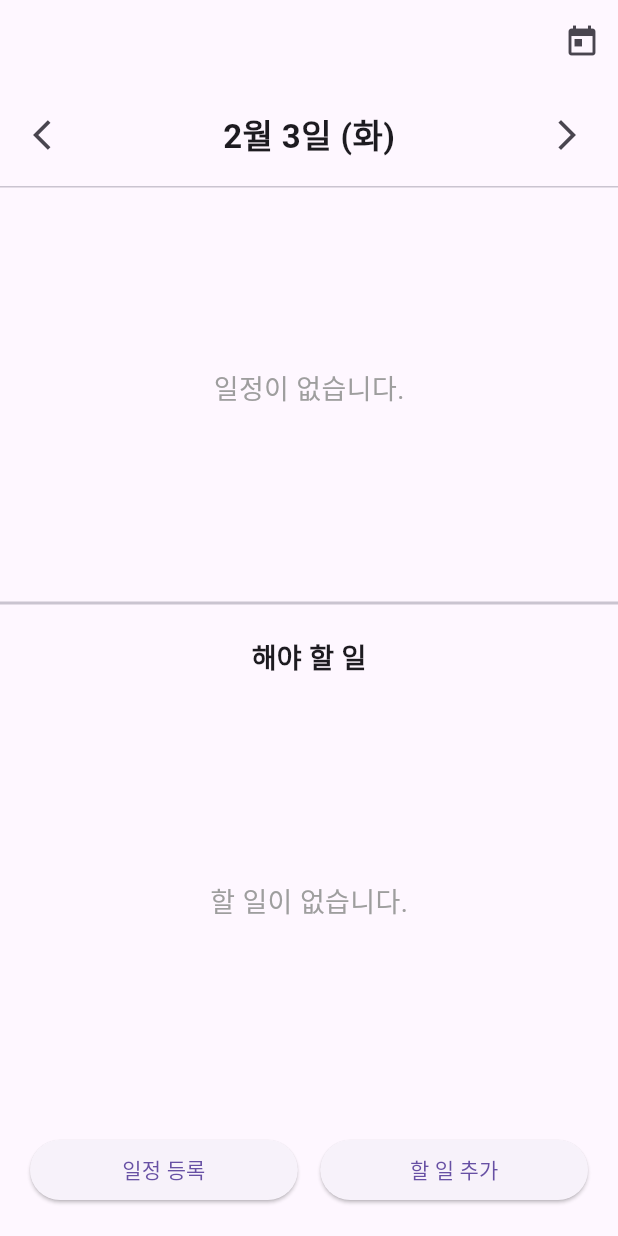
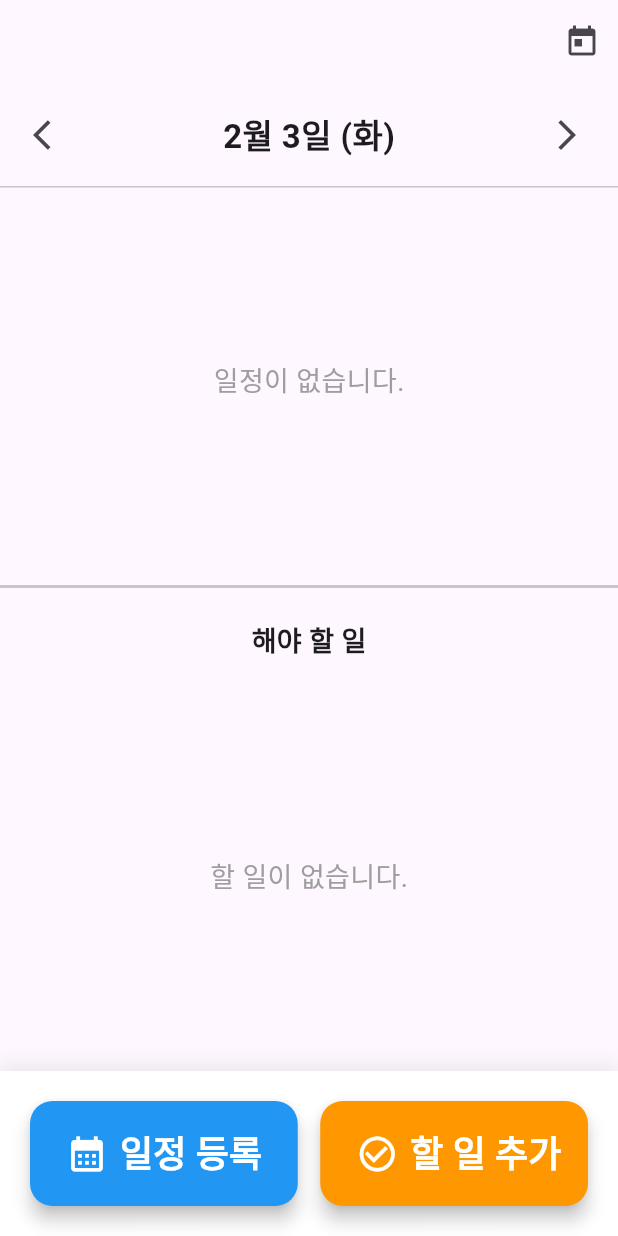
Before and after one commit to caosJeong/family_time, a Flutter app: the FamilySchedulePage screen opened directly with empty values, on a phone screen of 412 x 824 dp. Run offline on Flutter 3.47's test engine with Material 3 defaults, Android fonts, the phone set to English and light mode, and no system bars; our stand-ins replace flutter_dotenv, supabase_flutter; accounts and stored records are empty.

Commit message:
하단 버튼 60대 친화적으로 변경

```diff
--- a/lib/main.dart
+++ b/lib/main.dart
@@ -2,14 +2,12 @@ import 'package:flutter/material.dart';
 import 'package:supabase_flutter/supabase_flutter.dart';
 import 'package:intl/intl.dart';
 import 'package:flutter_localizations/flutter_localizations.dart';
-import 'package:flutter_dotenv/flutter_dotenv.dart'; // import 추가
+import 'package:flutter_dotenv/flutter_dotenv.dart';
 
 void main() async {
   WidgetsFlutterBinding.ensureInitialized();
-  // 1. .env 파일을 먼저 읽어옵니다.
   await dotenv.load(fileName: ".env");
 
-  // 2. 파일에 적힌 값을 꺼내서 사용합니다.
   await Supabase.initialize(
     url: dotenv.env['SUPABASE_URL']!,
     anonKey: dotenv.env['SUPABASE_ANON_KEY']!,
@@ -25,17 +23,15 @@ class MyApp extends StatelessWidget {
   Widget build(BuildContext context) {
     return MaterialApp(
       debugShowCheckedModeBanner: false,
-      // --- 한국어 설정 시작 ---
       localizationsDelegates: const [
         GlobalMaterialLocalizations.delegate,
         GlobalWidgetsLocalizations.delegate,
         GlobalCupertinoLocalizations.delegate,
       ],
       supportedLocales: const [
-        Locale('ko', 'KR'), // 한국어 설정
+        Locale('ko', 'KR'),
       ],
-      locale: const Locale('ko', 'KR'), // 앱의 기본 언어를 한국어로 고정
-      // --- 한국어 설정 끝 ---
+      locale: const Locale('ko', 'KR'),
       theme: ThemeData(
         useMaterial3: true,
         primarySwatch: Colors.blue,
@@ -49,7 +45,6 @@ class MyApp extends StatelessWidget {
   }
 }
 
-// --- [1] 가입 여부 확인 ---
 class AuthCheck extends StatefulWidget {
   const AuthCheck({super.key});
   @override
@@ -85,7 +80,6 @@ class _AuthCheckState extends State<AuthCheck> {
   }
 }
 
-// --- [2] 초기 가입 페이지 ---
 class SetupPage extends StatefulWidget {
   const SetupPage({super.key});
   @override
@@ -136,7 +130,6 @@ class _SetupPageState extends State<SetupPage> {
   }
 }
 
-// --- [3] 메인 화면 (날짜 선택 필수 기능 추가) ---
 class FamilySchedulePage extends StatefulWidget {
   final Map<String, dynamic> userData;
   const FamilySchedulePage({super.key, required this.userData});
@@ -152,15 +145,11 @@ class _FamilySchedulePageState extends State<FamilySchedulePage> {
   DateTime? _pickedDate;
   int? _selectedScheduleId;
 
-  // 수정 시 사용할 ID (null이면 새로 등록)
   int? _editingId;
-  // '나만 보기' 상태 변수
   bool _isPrivate = false;
 
-  // --- [1] 데이터 저장 및 수정 로직 ---
   Future<void> _saveData(bool isSchedule) async {
     if (_inputController.text.isEmpty) return;
-    // 등록 시 사용할 날짜 (현재 선택된 날짜 기준)
     final String dateStr = DateFormat('yyyy-MM-dd').format(_pickedDate ?? _today);
     final String table = isSchedule ? 'schedules' : 'todos';
     final int? myUserId = widget.userData['id'];
@@ -185,11 +174,9 @@ class _FamilySchedulePageState extends State<FamilySchedulePage> {
           } else {
             await Supabase.instance.client.from(table).update(data).eq('id', _editingId!);
           }
-          // [중요] 저장 성공 후 로컬 상태를 초기화하여 화면이 재구성되도록 유도
           setState(() {
             _inputController.clear();
             _editingId = null;
-            // 할 일을 등록한 경우, 전체 보기 모드라면 날짜를 오늘로 맞춰줌
             if (!isSchedule && _selectedScheduleId == null) {
               _today = _pickedDate ?? _today;
             }
@@ -202,7 +189,6 @@ class _FamilySchedulePageState extends State<FamilySchedulePage> {
     }
   }
 
-  // --- [2] 삭제 로직 ---
   Future<void> _deleteData(bool isSchedule, int id) async {
     final table = isSchedule ? 'schedules' : 'todos';
     try {
@@ -213,14 +199,11 @@ class _FamilySchedulePageState extends State<FamilySchedulePage> {
     }
   }
 
-  // --- [3] 다이얼로그 (등록/수정 공용) ---
   void _showDialog(bool isSchedule, {Map<String, dynamic>? item}) {
-    // 수정 모드일 경우 데이터 채워넣기
     if (item != null) {
       _editingId = item['id'];
       _inputController.text = item[isSchedule ? 'title' : 'content'];
       _isPrivate = item['is_private'] ?? false;
-      // 날짜는 기존 날짜 유지 또는 변경 가능하도록 로직 추가 가능
     } else {
       _editingId = null;
       _inputController.clear();
@@ -243,7 +226,6 @@ class _FamilySchedulePageState extends State<FamilySchedulePage> {
               ),
               const SizedBox(height: 15),
 
-              // 1. 날짜 선택 (스케줄 등록 시에만 노출)
               if (isSchedule && _editingId == null) ...[
                 ElevatedButton.icon(
                   onPressed: () async {
@@ -262,8 +244,6 @@ class _FamilySchedulePageState extends State<FamilySchedulePage> {
                 const SizedBox(height: 10),
               ],
 
-              // 2. 공개 여부 설정 (일반 할 일 또는 스케줄일 때만)
-              // 스케줄에 종속된 할 일은 스케줄 설정을 따라간다고 가정하여 숨김
               if (isSchedule || _selectedScheduleId == null)
                 SwitchListTile(
                   title: const Text("나만 보기", style: TextStyle(fontSize: 16)),
@@ -290,11 +270,9 @@ class _FamilySchedulePageState extends State<FamilySchedulePage> {
     if (mounted) Navigator.pop(context);
   }
 
-  // --- [4] 메인 UI ---
   @override
   Widget build(BuildContext context) {
     final String dateStr = DateFormat('yyyy-MM-dd').format(_today);
-    // 한국어 설정 덕분에 'E' 패턴이 '월', '화' 등으로 자동 출력됨
     final String formattedDay = DateFormat('M월 d일 (E)', 'ko_KR').format(_today);
     final String familyName = widget.userData['family_groups']?['name'] ?? 'Family';
 
@@ -309,24 +287,20 @@ class _FamilySchedulePageState extends State<FamilySchedulePage> {
           )
         ],
       ),
-      // [GestureDetector 위치] Scaffold의 body 전체를 감싸야 화면 어디를 밀어도 작동함
       body: GestureDetector(
         onHorizontalDragEnd: (details) {
           if (details.primaryVelocity == null) return;
-          // 오른쪽(->)으로 밀면 속도가 양수: 어제
           if (details.primaryVelocity! > 0) {
             _changeDate(-1);
           }
-          // 왼쪽(<-)으로 밀면 속도가 음수: 내일
           else if (details.primaryVelocity! < 0) {
             _changeDate(1);
           }
         },
         child: Container(
-          color: Colors.transparent, // 터치 영역 확보용
+          color: Colors.transparent,
           child: Column(
             children: [
-              // 날짜 헤더 (화살표 포함)
               Container(
                 padding: const EdgeInsets.symmetric(horizontal: 10, vertical: 10),
                 child: Row(
@@ -340,38 +314,111 @@ class _FamilySchedulePageState extends State<FamilySchedulePage> {
               ),
               const Divider(height: 1),
 
-              // 스케줄 영역
               Expanded(child: _buildListStream(true, dateStr)),
 
               const Divider(thickness: 2),
 
-              // 할 일 영역 타이틀
               Padding(
                 padding: const EdgeInsets.all(15.0),
                 child: Text(_selectedScheduleId == null ? '해야 할 일' : '선택된 일정의 할 일',
                   style: const TextStyle(fontSize: 18, fontWeight: FontWeight.bold)),
               ),
 
-              // 할 일 영역
               Expanded(child: _buildListStream(false, dateStr)),
 
-              // 하단 버튼
-              Padding(
-                padding: const EdgeInsets.all(20),
-                child: Row(
-                  children: [
-                    Expanded(child: ElevatedButton(onPressed: () => _showDialog(true), child: const Text('일정 등록'))),
-                    const SizedBox(width: 15),
-                    Expanded(child: ElevatedButton(onPressed: () => _showDialog(false), child: const Text('할 일 추가'))),
-                  ],
-                ),
-              )
+              // [수정된 부분] _buildBottomButtons 메서드 호출로 변경
+              _buildBottomButtons(),
             ],
           ),
         ),
       ),
     );
   }
+
+  // [추가된 부분] 어르신 맞춤형 큰 버튼 위젯
+  Widget _buildBottomButtons() {
+    return Container(
+      padding: const EdgeInsets.all(20),
+      decoration: BoxDecoration(
+        color: Colors.white,
+        boxShadow: [
+          BoxShadow(
+            color: Colors.grey.withOpacity(0.2),
+            spreadRadius: 1,
+            blurRadius: 10,
+            offset: const Offset(0, -3),
+          ),
+        ],
+      ),
+      child: Row(
+        children: [
+          Expanded(
+            child: SizedBox(
+              height: 70,
+              child: ElevatedButton(
+                onPressed: () => _showDialog(true),
+                style: ElevatedButton.styleFrom(
+                  backgroundColor: Colors.blue,
+                  foregroundColor: Colors.white,
+                  shape: RoundedRectangleBorder(
+                    borderRadius: BorderRadius.circular(15),
+                  ),
+                  elevation: 5,
+                ),
+                child: const Row(
+                  mainAxisAlignment: MainAxisAlignment.center,
+                  children: [
+                    Icon(Icons.calendar_month, size: 28),
+                    SizedBox(width: 8),
+                    Text(
+                      '일정 등록',
+                      style: TextStyle(
+                        fontSize: 24,
+                        fontWeight: FontWeight.bold,
+                      ),
+                    ),
+                  ],
+                ),
+              ),
+            ),
+          ),
+          const SizedBox(width: 15),
+
+          Expanded(
+            child: SizedBox(
+              height: 70,
+              child: ElevatedButton(
+                onPressed: () => _showDialog(false),
+                style: ElevatedButton.styleFrom(
+                  backgroundColor: Colors.orange,
+                  foregroundColor: Colors.white,
+                  shape: RoundedRectangleBorder(
+                    borderRadius: BorderRadius.circular(15),
+                  ),
+                  elevation: 5,
+                ),
+                child: const Row(
+                  mainAxisAlignment: MainAxisAlignment.center,
+                  children: [
+                    Icon(Icons.check_circle_outline, size: 28),
+                    SizedBox(width: 8),
+                    Text(
+                      '할 일 추가',
+                      style: TextStyle(
+                        fontSize: 24,
+                        fontWeight: FontWeight.bold,
+                      ),
+                    ),
+                  ],
+                ),
+              ),
+            ),
+          ),
+        ],
+      ),
+    );
+  }
+
   Future<void> _toggleComplete(bool isSchedule, Map<String, dynamic> item) async {
     final table = isSchedule ? 'schedules' : 'todos';
     final bool currentStatus = item['is_completed'] ?? false;
@@ -381,18 +428,15 @@ class _FamilySchedulePageState extends State<FamilySchedulePage> {
           .from(table)
           .update({'is_completed': !currentStatus})
           .eq('id', item['id']);
-      // StreamBuilder가 자동으로 화면을 갱신합니다.
     } catch (e) {
       debugPrint('상태 변경 실패: $e');
     }
   }
 
   Widget _buildListStream(bool isSchedule, String dateStr) {
-    // 1. 테이블 및 쿼리 기본 설정
     final table = isSchedule ? 'schedules' : 'todos';
     dynamic query = Supabase.instance.client.from(table).stream(primaryKey: ['id']);
 
-    // 2. 쿼리 필터링 조건 설정
     if (isSchedule) {
       query = query.eq('start_date', dateStr);
     } else {
@@ -433,11 +477,9 @@ class _FamilySchedulePageState extends State<FamilySchedulePage> {
             final bool isPrivate = item['is_private'] ?? false;
             final bool isSelected = isSchedule && (_selectedScheduleId == item['id']);
 
-            // [추가] 완료 여부 가져오기 (DB에 is_completed 컬럼이 있어야 함)
             final bool isDone = item['is_completed'] ?? false;
 
             return InkWell(
-              // 본문 탭: 스케줄 선택 (완료된 건 선택 시에도 시각적 구분이 유지됨)
               onTap: isSchedule
                   ? () => setState(() => _selectedScheduleId = isSelected ? null : item['id'])
                   : null,
@@ -446,7 +488,7 @@ class _FamilySchedulePageState extends State<FamilySchedulePage> {
 
               child: Container(
                 margin: const EdgeInsets.symmetric(vertical: 6),
-                padding: const EdgeInsets.symmetric(vertical: 8, horizontal: 10), // 패딩 약간 조정
+                padding: const EdgeInsets.symmetric(vertical: 8, horizontal: 10),
                 decoration: BoxDecoration(
                   color: isSelected ? Colors.blue.withOpacity(0.1) : Colors.transparent,
                   borderRadius: BorderRadius.circular(10),
@@ -454,41 +496,35 @@ class _FamilySchedulePageState extends State<FamilySchedulePage> {
                 ),
                 child: Row(
                   children: [
-                    // [수정] 아이콘을 버튼으로 변경 (완료 토글 기능)
                     IconButton(
                       icon: Icon(
-                        // 완료됨 ? 체크박스 : (스케줄 선택됨 ? 체크원 : 빈원/점)
                         isDone
                             ? Icons.check_box
                             : (isSchedule
                                 ? (isSelected ? Icons.check_circle : Icons.circle_outlined)
-                                : Icons.check_box_outline_blank), // 할 일은 네모 박스로
+                                : Icons.check_box_outline_blank),
                         color: isDone ? Colors.green : (isSelected ? Colors.blue : Colors.grey),
                         size: 24,
                       ),
-                      // 아이콘 클릭 시 DB 업데이트 함수 호출
                       onPressed: () => _toggleComplete(isSchedule, item),
                     ),
 
                     const SizedBox(width: 5),
 
-                    // 비밀글 아이콘
                     if (isPrivate) ...[
                       const Icon(Icons.lock, size: 16, color: Colors.grey),
                       const SizedBox(width: 6),
                     ],
 
-                    // [수정] 텍스트 스타일 (취소선 적용)
                     Expanded(
                       child: Text(
                         item[isSchedule ? 'title' : 'content'] ?? '',
                         style: TextStyle(
                           fontSize: 20,
-                          // 완료되면 회색 & 취소선, 아니면 기존 로직
                           color: isDone ? Colors.grey : (isSelected ? Colors.blue : Colors.black87),
                           fontWeight: isSelected ? FontWeight.bold : FontWeight.normal,
                           decoration: isDone ? TextDecoration.lineThrough : TextDecoration.none,
-                          decorationColor: Colors.grey, // 취소선 색상
+                          decorationColor: Colors.grey,
                         ),
                       ),
                     ),
@@ -502,7 +538,6 @@ class _FamilySchedulePageState extends State<FamilySchedulePage> {
     );
   }
 
-  // 수정/삭제 팝업 메뉴
   void _showEditDeleteMenu(bool isSchedule, Map<String, dynamic> item) {
     showModalBottomSheet(
       context: context,
@@ -547,11 +582,10 @@ class _FamilySchedulePageState extends State<FamilySchedulePage> {
       ),
     );
   }
-  // 날짜 변경 로직
+
   void _changeDate(int days) {
     setState(() {
       _today = _today.add(Duration(days: days));
-      // 날짜가 바뀌면 선택된 스케줄 필터도 초기화하는 것이 자연스럽습니다.
       _selectedScheduleId = null;
     });
   }
```
